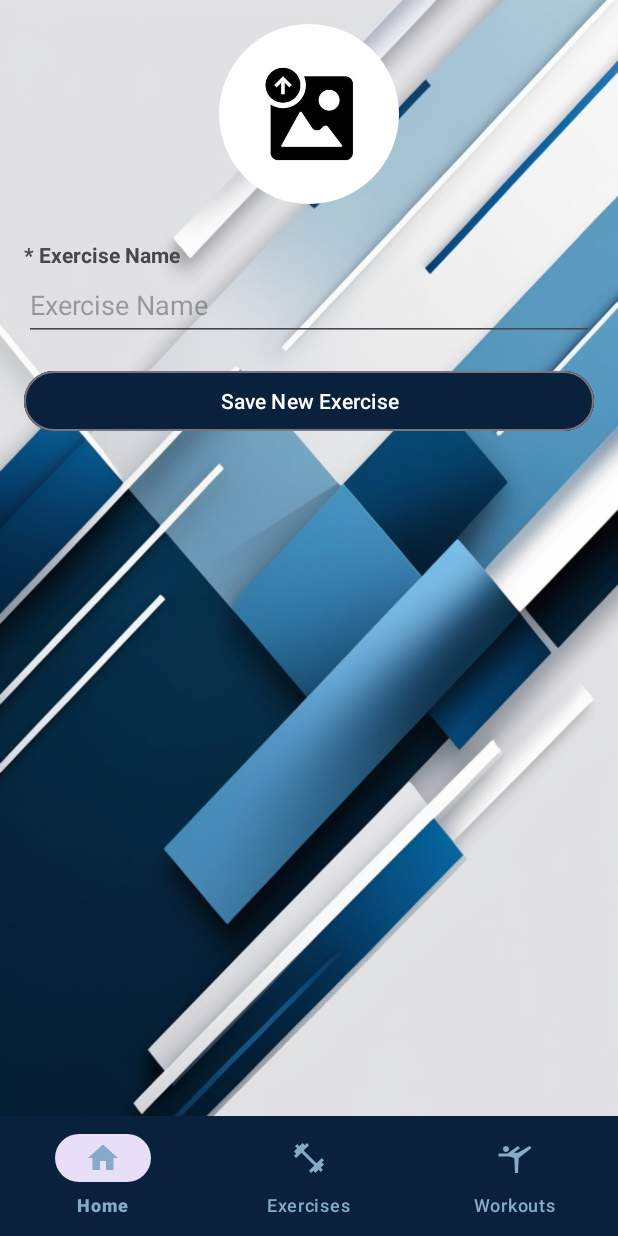
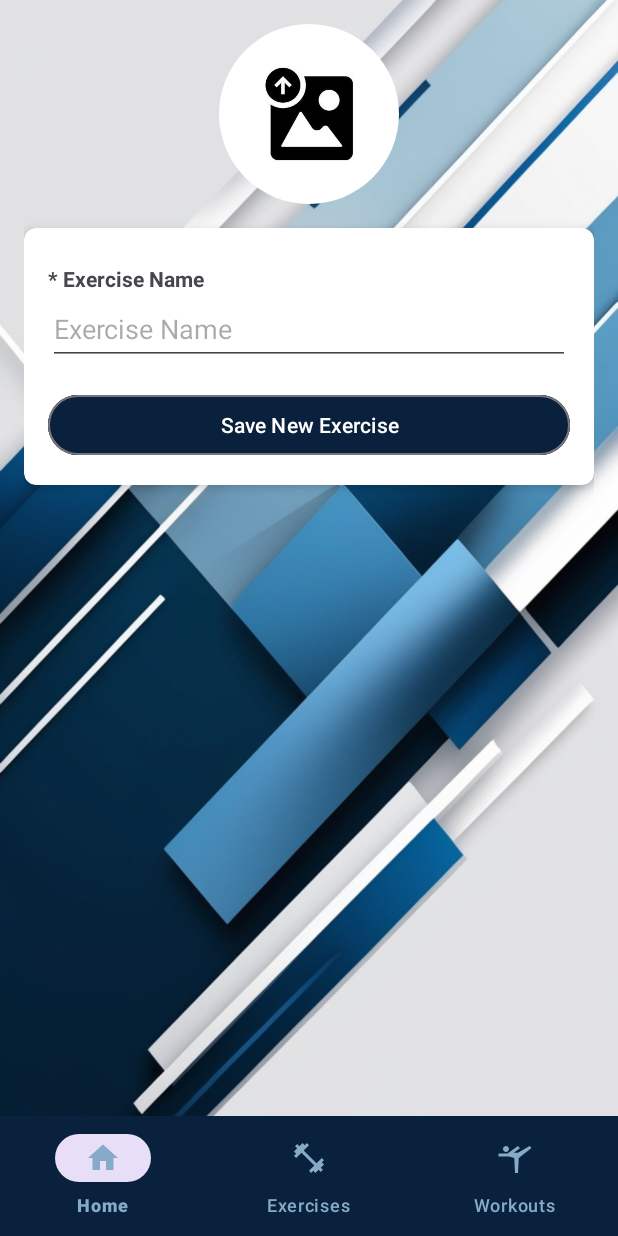
Before and after one commit to ShaiShillo/Fitness-Training-App, an Android app: the AddExerciseFragment screen opened through its navigation route, on a phone screen of 412 x 824 dp. Run offline under Robolectric (Android 15) with nearby library versions, the phone set to English and light mode, and no system bars; our stand-ins replace CircleImageView, Room's generated code, data binding, navigation-ui; pictures from the network do not load.

Commit message:
Wrap add exercise form in CardView for better visibility
- Added CardView to wrap the form content in the add exercise layout
- Set CardView background to white with rounded corners and elevation

```diff
--- a/app/src/main/res/layout/fragment_add_exercise.xml
+++ b/app/src/main/res/layout/fragment_add_exercise.xml
@@ -1,7 +1,6 @@
 <?xml version="1.0" encoding="utf-8"?>
 <layout xmlns:android="http://schemas.android.com/apk/res/android"
-    xmlns:app="http://schemas.android.com/apk/res-auto"
-    app:layout_constraintBottom_toTopOf="@+id/bottomNavigationView">
+    xmlns:app="http://schemas.android.com/apk/res-auto">
 
     <data>
         <variable
@@ -31,6 +30,22 @@
                 android:contentDescription="@string/add_image"
                 android:scaleType="centerCrop"
                 android:layout_marginBottom="16dp" />
+
+            <!-- Wrap the form content with a CardView -->
+            <androidx.cardview.widget.CardView
+                android:layout_width="match_parent"
+                android:layout_height="wrap_content"
+                android:layout_marginBottom="16dp"
+                app:cardBackgroundColor="@color/white"
+                app:cardCornerRadius="8dp"
+                android:elevation="4dp"
+                app:cardElevation="4dp">
+
+                <LinearLayout
+                    android:layout_width="match_parent"
+                    android:layout_height="wrap_content"
+                    android:orientation="vertical"
+                    android:padding="16dp">
 
                     <TextView
                         android:layout_width="match_parent"
@@ -142,7 +157,8 @@
                         android:layout_width="match_parent"
                         android:layout_height="wrap_content"
                         android:layout_marginTop="16dp" />
-
+                </LinearLayout>
+            </androidx.cardview.widget.CardView>
         </LinearLayout>
     </ScrollView>
 </layout>
```
Lines whose indentation alone changed are shown as unchanged.
